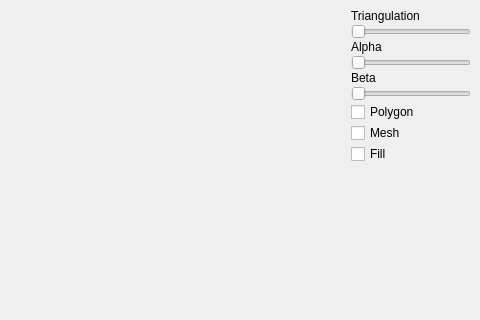
Before: the Qt Designer form ui/mainwindow.ui in maciekmazurek/gk1-bezier-surface, drawn with Qt 5; both pictures show x 320 to 800 and y 0 to 320 of the 800 by 600 pixel window.
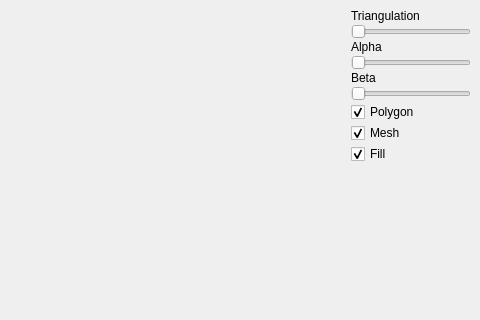
After: the same form once the commit is applied.

The edit to the form file:
```diff
--- a/ui/mainwindow.ui
+++ b/ui/mainwindow.ui
@@ -173,6 +173,9 @@
         <property name="text">
          <string>Polygon</string>
         </property>
+        <property name="checked">
+         <bool>true</bool>
+        </property>
        </widget>
       </item>
       <item>
@@ -186,6 +189,9 @@
         <property name="text">
          <string>Mesh</string>
         </property>
+        <property name="checked">
+         <bool>true</bool>
+        </property>
        </widget>
       </item>
       <item>
@@ -199,6 +205,9 @@
         <property name="text">
          <string>Fill</string>
         </property>
+        <property name="checked">
+         <bool>true</bool>
+        </property>
        </widget>
       </item>
       <item>
```
